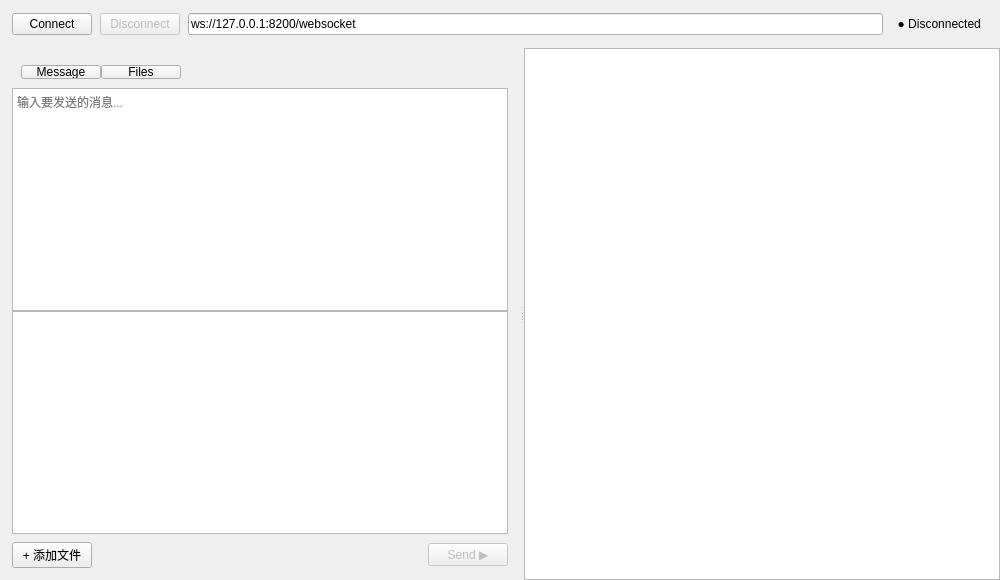
The window that Sources/Froms/WebSocketPage.ui (FixLater/image-text) describes before a commit, drawn with Qt 5.
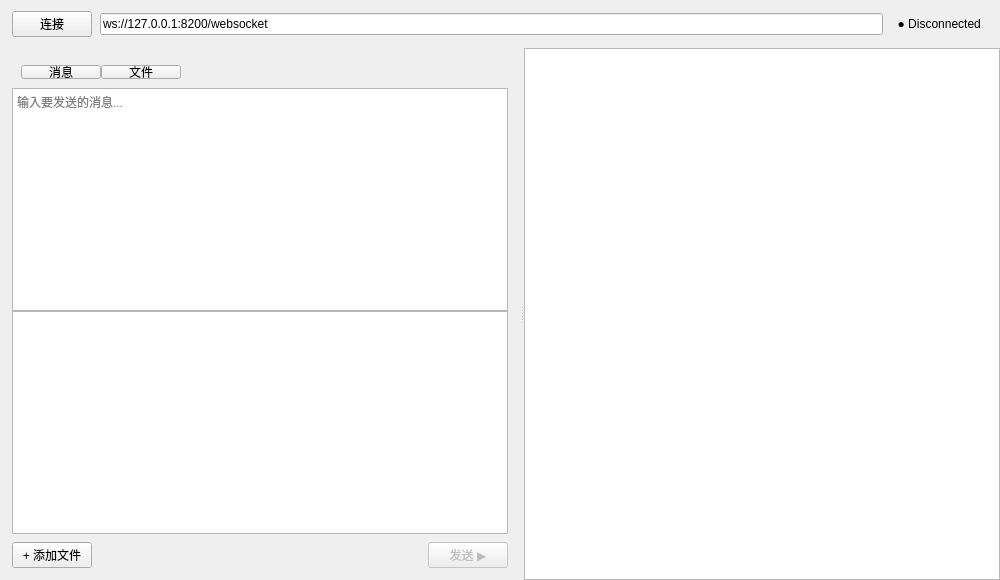
The same window after the commit.

The edit to the form file:
```diff
--- a/Sources/Froms/WebSocketPage.ui
+++ b/Sources/Froms/WebSocketPage.ui
@@ -26,13 +26,7 @@
       <property name="rightMargin"><number>12</number></property>
       <item>
        <widget class="QPushButton" name="connectButton">
-        <property name="text"><string>Connect</string></property>
-       </widget>
-      </item>
-      <item>
-       <widget class="QPushButton" name="disconnectButton">
-        <property name="enabled"><bool>false</bool></property>
-        <property name="text"><string>Disconnect</string></property>
+         <property name="text"><string>连接</string></property>
        </widget>
       </item>
       <item>
@@ -79,12 +73,12 @@
               <property name="spacing"><number>0</number></property>
               <item>
                <widget class="QPushButton" name="tabMessage">
-                <property name="text"><string>Message</string></property>
+                 <property name="text"><string>消息</string></property>
                </widget>
               </item>
               <item>
                <widget class="QPushButton" name="tabFiles">
-                <property name="text"><string>Files</string></property>
+                 <property name="text"><string>文件</string></property>
                </widget>
               </item>
               <item>
@@ -124,7 +118,7 @@
              <item>
               <widget class="QPushButton" name="sendButton">
                <property name="enabled"><bool>false</bool></property>
-               <property name="text"><string>Send ▶</string></property>
+                <property name="text"><string>发送 ▶</string></property>
               </widget>
              </item>
             </layout>
```
